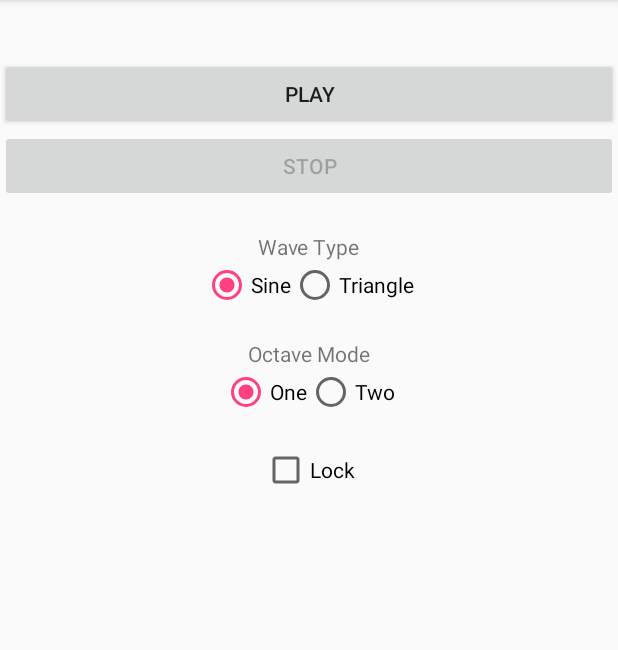
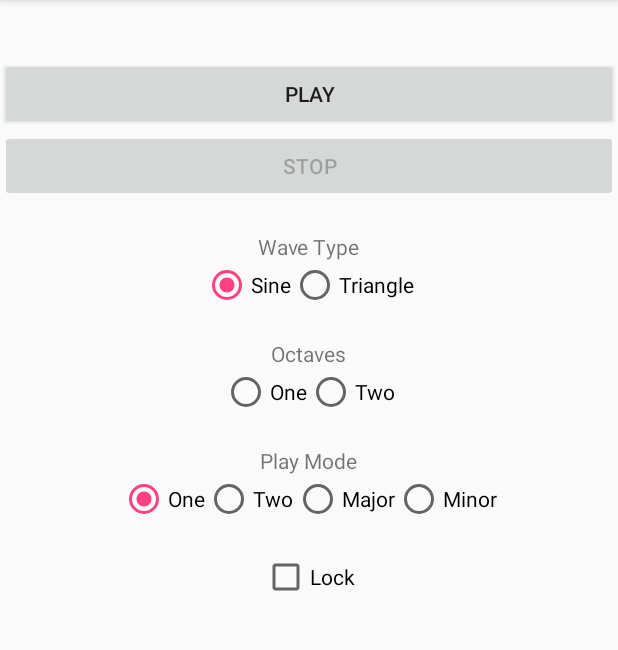
Before and after one commit to diwww/virtual-theremin, an Android app: the screen it shows after launch (MainActivity), on a phone screen of 412 x 824 dp, the part 84-734 px from its top. Run offline under Robolectric (Android 15) with nearby library versions, the phone set to English and light mode, and no system bars.

Commit message:
play mode layout

```diff
--- a/Theremin/app/src/main/java/ru/hse/theremin/MainActivity.java
+++ b/Theremin/app/src/main/java/ru/hse/theremin/MainActivity.java
@@ -8,7 +8,6 @@ import android.hardware.SensorManager;
 import android.support.annotation.IdRes;
 import android.support.v7.app.AppCompatActivity;
 import android.os.Bundle;
-import android.system.Os;
 import android.view.View;
 import android.widget.Button;
 import android.widget.CheckBox;
@@ -19,9 +18,7 @@ import android.widget.Toast;
 
 import java.util.Locale;
 
-import ru.hse.theremin.synthesizer.Oscillator;
 import ru.hse.theremin.synthesizer.SineWave;
-import ru.hse.theremin.synthesizer.SquareWave;
 import ru.hse.theremin.synthesizer.TriangleWave;
 import ru.hse.theremin.synthesizer.Wave;
 
@@ -37,6 +34,7 @@ public class MainActivity extends AppCompatActivity
     private TextView idxTextView, rateTextView;
     private RadioGroup waveRadioGroup;
     private RadioGroup octaveRadioGroup;
+    private RadioGroup playModeRadioGroup;
     private CheckBox lockCheckBox;
     private TextView lockNoteIdTextView;
     private Wave wave;
@@ -76,7 +74,9 @@ public class MainActivity extends AppCompatActivity
         waveRadioGroup.setOnCheckedChangeListener(this);
         waveRadioGroup.check(R.id.sine_radio_button);
         octaveRadioGroup = (RadioGroup) findViewById(R.id.octave_radio_group);
-        octaveRadioGroup.check(R.id.one_radio_button);
+        octaveRadioGroup.check(R.id.one_note_radio_button);
+        playModeRadioGroup = (RadioGroup) findViewById(R.id.play_mode_radio_group);
+        playModeRadioGroup.check(R.id.one_note_radio_button);
         lockCheckBox = (CheckBox) findViewById(R.id.lock_checkbox);
         lockCheckBox.setOnCheckedChangeListener(this);
         lockNoteIdTextView = (TextView) findViewById(R.id.lock_note_id_textview);
@@ -91,10 +91,10 @@ public class MainActivity extends AppCompatActivity
     public void onSensorChanged(SensorEvent event) {
         long index = 0;
 
-        if (octaveRadioGroup.getCheckedRadioButtonId() == R.id.one_radio_button) {
+        if (octaveRadioGroup.getCheckedRadioButtonId() == R.id.one_octave_radio_button) {
             // For one octave (more space to rotate)
             index = Math.round((event.values[0] + 10) * 12.0 / 20.0);
-        } else if (octaveRadioGroup.getCheckedRadioButtonId() == R.id.two_radio_button) {
+        } else if (octaveRadioGroup.getCheckedRadioButtonId() == R.id.two_octaves_radio_button) {
             // For two octaves (more notes are available)
             index = Math.round(event.values[0] * 1.2);
         }
@@ -153,6 +153,12 @@ public class MainActivity extends AppCompatActivity
                     wave = new SineWave();
                     break;
             }
+        } else if (group.getId() == R.id.play_mode_radio_group) {
+            switch (checkedId) {
+//                case R.id.one_note_radio_button:
+                default:
+                    break;
+            }
         }
     }
 
--- a/Theremin/app/src/main/res/layout/activity_main.xml
+++ b/Theremin/app/src/main/res/layout/activity_main.xml
@@ -66,7 +66,7 @@
         android:layout_height="wrap_content"
         android:layout_gravity="center"
         android:layout_marginTop="20dp"
-        android:text="@string/octave_mode"/>
+        android:text="@string/octaves"/>
 
     <RadioGroup
         android:id="@+id/octave_radio_group"
@@ -76,16 +76,56 @@
         android:orientation="horizontal">
 
         <RadioButton
-            android:id="@+id/one_radio_button"
+            android:id="@+id/one_octave_radio_button"
             android:layout_width="wrap_content"
             android:layout_height="wrap_content"
             android:text="@string/one"/>
 
         <RadioButton
-            android:id="@+id/two_radio_button"
+            android:id="@+id/two_octaves_radio_button"
             android:layout_width="wrap_content"
             android:layout_height="wrap_content"
             android:text="@string/two"/>
+    </RadioGroup>
+
+    <TextView
+        android:layout_width="wrap_content"
+        android:layout_height="wrap_content"
+        android:layout_gravity="center"
+        android:layout_marginTop="20dp"
+        android:text="@string/play_mode"/>
+
+    <RadioGroup
+        android:id="@+id/play_mode_radio_group"
+        android:layout_width="wrap_content"
+        android:layout_height="wrap_content"
+        android:layout_gravity="center"
+        android:orientation="horizontal">
+
+        <RadioButton
+            android:id="@+id/one_note_radio_button"
+            android:layout_width="wrap_content"
+            android:layout_height="wrap_content"
+            android:text="@string/one"/>
+
+        <RadioButton
+            android:id="@+id/two_notes_radio_button"
+            android:layout_width="wrap_content"
+            android:layout_height="wrap_content"
+            android:text="@string/two"/>
+
+        <RadioButton
+            android:id="@+id/major_chord_radio_button"
+            android:layout_width="wrap_content"
+            android:layout_height="wrap_content"
+            android:text="@string/major"/>
+
+        <RadioButton
+            android:id="@+id/minor_chord_radio_button"
+            android:layout_width="wrap_content"
+            android:layout_height="wrap_content"
+            android:text="@string/minor"/>
+
     </RadioGroup>
 
     <CheckBox
--- a/Theremin/app/src/main/res/values/strings.xml
+++ b/Theremin/app/src/main/res/values/strings.xml
@@ -6,8 +6,11 @@
     <string name="square">Square</string>
     <string name="triangle">Triangle</string>
     <string name="wave_type">Wave Type</string>
-    <string name="octave_mode">Octave Mode</string>
+    <string name="octaves">Octaves</string>
     <string name="one">One</string>
     <string name="two">Two</string>
     <string name="lock">Lock</string>
+    <string name="play_mode">Play Mode</string>
+    <string name="major">Major</string>
+    <string name="minor">Minor</string>
 </resources>
```
